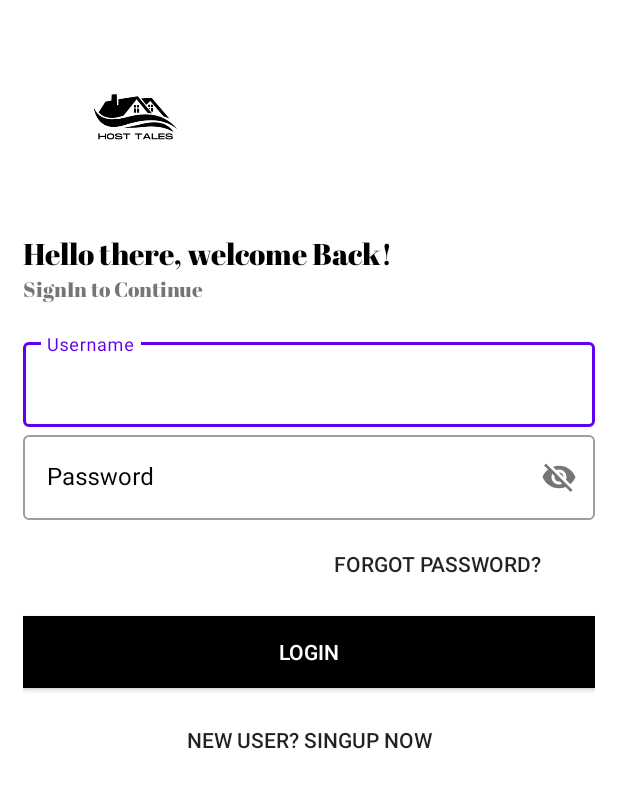
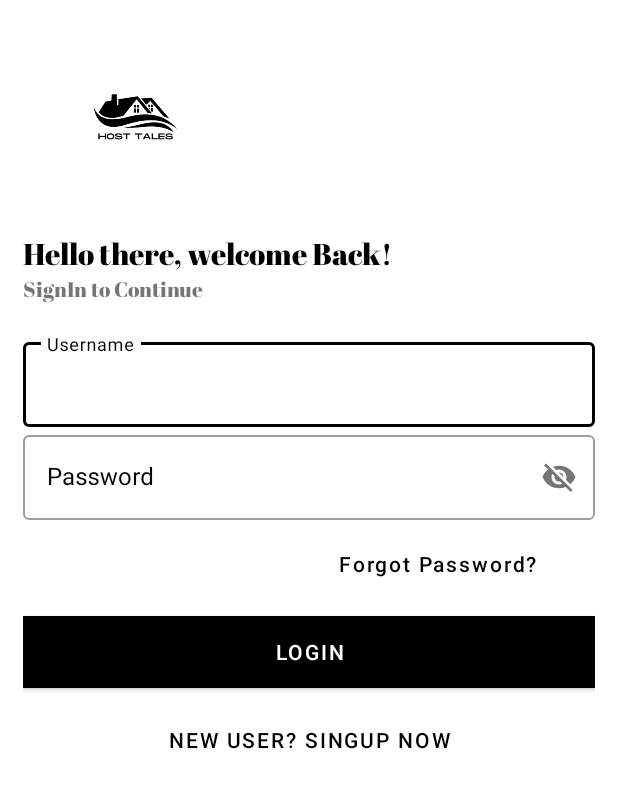
Before and after one commit to TheAmit-2822/host_tales, an Android app: the screen it shows after launch (Login), on a phone screen of 412 x 824 dp. Shown: the top 788 px of the screen. Run offline under Robolectric (Android 15) with nearby library versions, the phone set to English and light mode, and no system bars.

Commit message:
Host tales..till login screen.

```diff
--- a/app/build.gradle
+++ b/app/build.gradle
@@ -31,9 +31,8 @@ android {
 dependencies {
 
     implementation 'androidx.appcompat:appcompat:1.1.0'
-    implementation 'com.google.android.material:material:1.1.0'
     implementation 'androidx.constraintlayout:constraintlayout:1.1.3'
-    implementation 'com.google.android.material:material:1.0.0'
+    implementation 'com.google.android.material:material:1.3.0'
     testImplementation 'junit:junit:4.+'
     androidTestImplementation 'androidx.test.ext:junit:1.1.1'
     androidTestImplementation 'androidx.test.espresso:espresso-core:3.2.0'
--- a/app/src/main/java/com/example/host_tales/Login.java
+++ b/app/src/main/java/com/example/host_tales/Login.java
@@ -4,8 +4,11 @@ import androidx.appcompat.app.AppCompatActivity;
 
 import android.os.Bundle;
 import android.view.WindowManager;
+import android.widget.Button;
 
 public class Login extends AppCompatActivity {
+
+    Button signUp, forgotPassowrd;
 
     @Override
     protected void onCreate(Bundle savedInstanceState) {
--- a/app/src/main/res/layout/activity_login.xml
+++ b/app/src/main/res/layout/activity_login.xml
@@ -2,18 +2,18 @@
 <LinearLayout xmlns:android="http://schemas.android.com/apk/res/android"
     xmlns:app="http://schemas.android.com/apk/res-auto"
     xmlns:tools="http://schemas.android.com/tools"
+    android:background="#ffffff"
     android:layout_width="match_parent"
     android:layout_height="match_parent"
-    tools:context=".Login"
     android:orientation="vertical"
-    android:background="@color/white"
-    android:padding="15dp">
+    android:padding="15dp"
+    tools:context=".Login">
 
     <ImageView
         android:id="@+id/logoImage"
         android:layout_width="150dp"
         android:layout_height="140dp"
-        android:src="@drawable/host_tales_black_transparent"/>
+        android:src="@drawable/host_tales_black_transparent" />
 
     <TextView
         android:id="@+id/logo_name"
@@ -21,15 +21,16 @@
         android:layout_height="wrap_content"
         android:fontFamily="@font/abril_fatface"
         android:text="Hello there, welcome Back!"
-        android:textSize="20sp"
-        android:textColor="@color/black"/>
+        android:textColor="@color/black"
+        android:textSize="20sp" />
+
     <TextView
         android:id="@+id/slogan_name"
         android:layout_width="wrap_content"
         android:layout_height="wrap_content"
+        android:fontFamily="@font/abril_fatface"
         android:text="SignIn to Continue"
-        android:textSize="14sp"
-        android:fontFamily="@font/abril_fatface"/>
+        android:textSize="14sp" />
 
     <LinearLayout
         android:layout_width="match_parent"
@@ -39,60 +40,65 @@
         android:orientation="vertical">
 
         <com.google.android.material.textfield.TextInputLayout
+            android:id="@+id/username"
+            style="@style/Widget.MaterialComponents.TextInputLayout.OutlinedBox"
+            android:layout_width="match_parent"
             android:layout_height="wrap_content"
-            android:layout_width="match_parent"
-            android:id="@+id/username"
             android:hint="Username"
-            android:textColorHint="@color/black"
-            style="@style/Widget.MaterialComponents.TextInputLayout.OutlinedBox">
+            android:textColorHint="@color/black">
 
             <com.google.android.material.textfield.TextInputEditText
                 android:layout_width="match_parent"
-                android:layout_height="wrap_content"/>
+                android:layout_height="wrap_content" />
 
         </com.google.android.material.textfield.TextInputLayout>
 
         <com.google.android.material.textfield.TextInputLayout
+            android:id="@+id/password"
+            style="@style/Widget.MaterialComponents.TextInputLayout.OutlinedBox"
+            android:layout_width="match_parent"
             android:layout_height="wrap_content"
-            android:layout_width="match_parent"
-            android:id="@+id/password"
             android:hint="Password"
-            app:passwordToggleEnabled="true"
             android:textColorHint="@color/black"
-            style="@style/Widget.MaterialComponents.TextInputLayout.OutlinedBox">
+            app:passwordToggleEnabled="true">
 
             <com.google.android.material.textfield.TextInputEditText
                 android:layout_width="match_parent"
-                android:layout_height="wrap_content"/>
+                android:layout_height="wrap_content" />
 
         </com.google.android.material.textfield.TextInputLayout>
 
         <Button
+            android:id="@+id/forgotPassword"
             android:layout_width="200dp"
             android:layout_height="wrap_content"
+            android:layout_gravity="right"
+            android:layout_margin="5dp"
             android:background="#00000000"
+            android:elevation="0dp"
             android:text="Forgot Password?"
-            android:layout_gravity="right"
-            android:elevation="0dp"
-            android:layout_margin="5dp"/>
+            android:textAllCaps="false"
+            android:textColor="@color/black" />
 
         <Button
+            android:id="@+id/login_button"
             android:layout_width="match_parent"
             android:layout_height="wrap_content"
+            android:layout_marginTop="5dp"
+            android:layout_marginBottom="5dp"
             android:text="LOGIN"
-            android:background="#000"
-            android:textColor="@color/white"
-            android:layout_marginTop="5dp"
-            android:layout_marginBottom="5dp"/>
+            android:background="@color/black"
+            android:textColor="@color/white" />
 
         <Button
+            android:id="@+id/signup_button"
             android:layout_width="match_parent"
             android:layout_height="wrap_content"
-            android:background="#00000000"
+            android:layout_margin="5dp"
+            android:elevation="0dp"
             android:text="New User? SingUp Now"
-            android:layout_gravity="right"
-            android:elevation="0dp"
-            android:layout_margin="5dp" />
+            android:textColor="@color/black"
+            android:background="@color/transparent"/>
 
     </LinearLayout>
 
--- a/app/src/main/res/layout/activity_main.xml
+++ b/app/src/main/res/layout/activity_main.xml
@@ -5,6 +5,7 @@
     android:layout_width="match_parent"
     android:layout_height="match_parent"
     tools:context=".MainActivity"
+    android:orientation="vertical"
     android:background="#ffffff">
 
     <ImageView
--- a/app/src/main/res/values-night/themes.xml
+++ b/app/src/main/res/values-night/themes.xml
@@ -1,13 +1,13 @@
 <resources xmlns:tools="http://schemas.android.com/tools">
     <!-- Base application theme. -->
-    <style name="Theme.Host_tales" parent="Theme.AppCompat.Light.NoActionBar">
+    <style name="Theme.Host_tales" parent="Theme.MaterialComponents.DayNight.NoActionBar">
         <!-- Primary brand color. -->
-        <item name="colorPrimary">@color/purple_200</item>
-        <item name="colorPrimaryVariant">@color/purple_700</item>
+        <item name="colorPrimary">@color/black</item>
+        <item name="colorPrimaryVariant">@color/black</item>
         <item name="colorOnPrimary">@color/black</item>
         <!-- Secondary brand color. -->
-        <item name="colorSecondary">@color/teal_200</item>
-        <item name="colorSecondaryVariant">@color/teal_200</item>
+        <item name="colorSecondary">@color/black</item>
+        <item name="colorSecondaryVariant">@color/black</item>
         <item name="colorOnSecondary">@color/black</item>
         <!-- Status bar color. -->
         <item name="android:statusBarColor" tools:targetApi="l">?attr/colorPrimaryVariant</item>
--- a/app/src/main/res/values/colors.xml
+++ b/app/src/main/res/values/colors.xml
@@ -1,10 +1,7 @@
 <?xml version="1.0" encoding="utf-8"?>
 <resources>
-    <color name="purple_200">#FFBB86FC</color>
-    <color name="purple_500">#FF6200EE</color>
-    <color name="purple_700">#FF3700B3</color>
-    <color name="teal_200">#FF03DAC5</color>
-    <color name="teal_700">#FF018786</color>
+    <color name="transparent">#00000000</color>
     <color name="black">#FF000000</color>
     <color name="white">#FFFFFFFF</color>
+
 </resources>
--- a/app/src/main/res/values/themes.xml
+++ b/app/src/main/res/values/themes.xml
@@ -1,13 +1,13 @@
 <resources xmlns:tools="http://schemas.android.com/tools">
     <!-- Base application theme. -->
-    <style name="Theme.Host_tales" parent="Theme.AppCompat.Light.NoActionBar">
+    <style name="Theme.Host_tales" parent="Theme.MaterialComponents.Light.NoActionBar">
         <!-- Primary brand color. -->
-        <item name="colorPrimary">@color/purple_500</item>
-        <item name="colorPrimaryVariant">@color/purple_700</item>
+        <item name="colorPrimary">@color/black</item>
+        <item name="colorPrimaryVariant">@color/black</item>
         <item name="colorOnPrimary">@color/white</item>
         <!-- Secondary brand color. -->
-        <item name="colorSecondary">@color/teal_200</item>
-        <item name="colorSecondaryVariant">@color/teal_700</item>
+        <item name="colorSecondary">@color/black</item>
+        <item name="colorSecondaryVariant">@color/black</item>
         <item name="colorOnSecondary">@color/black</item>
         <!-- Status bar color. -->
         <item name="android:statusBarColor" tools:targetApi="l">?attr/colorPrimaryVariant</item>
```
